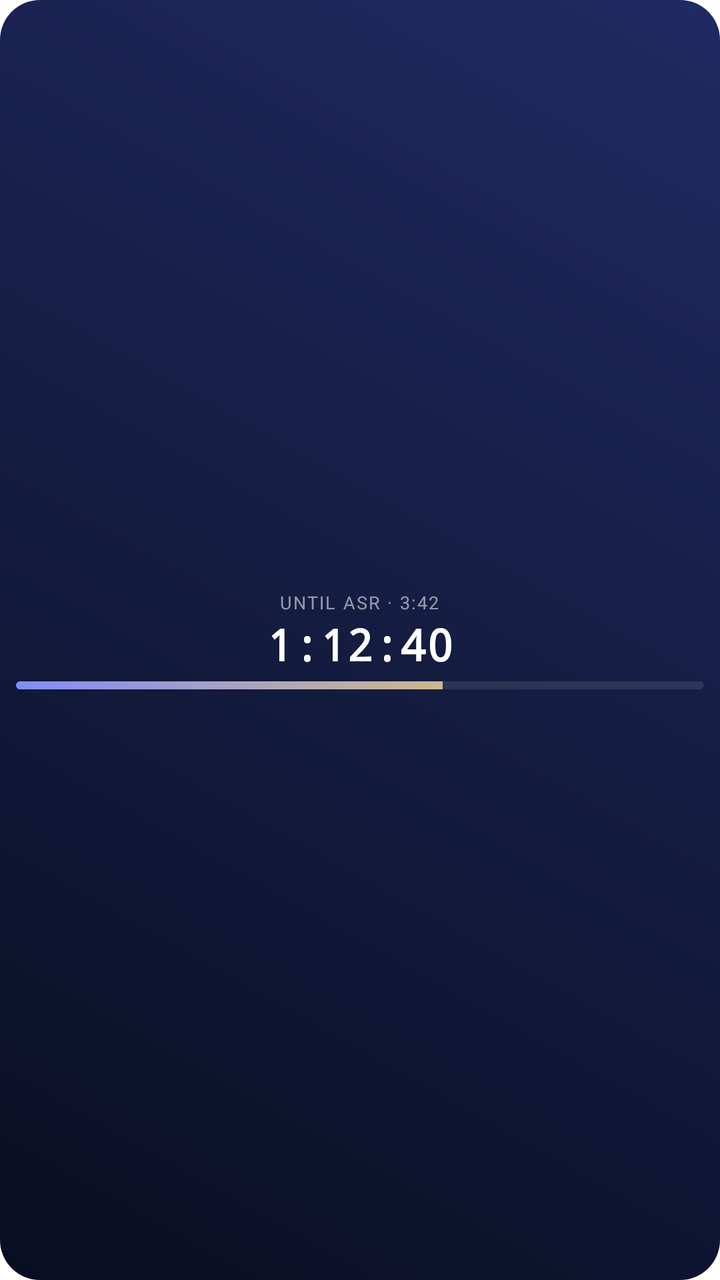
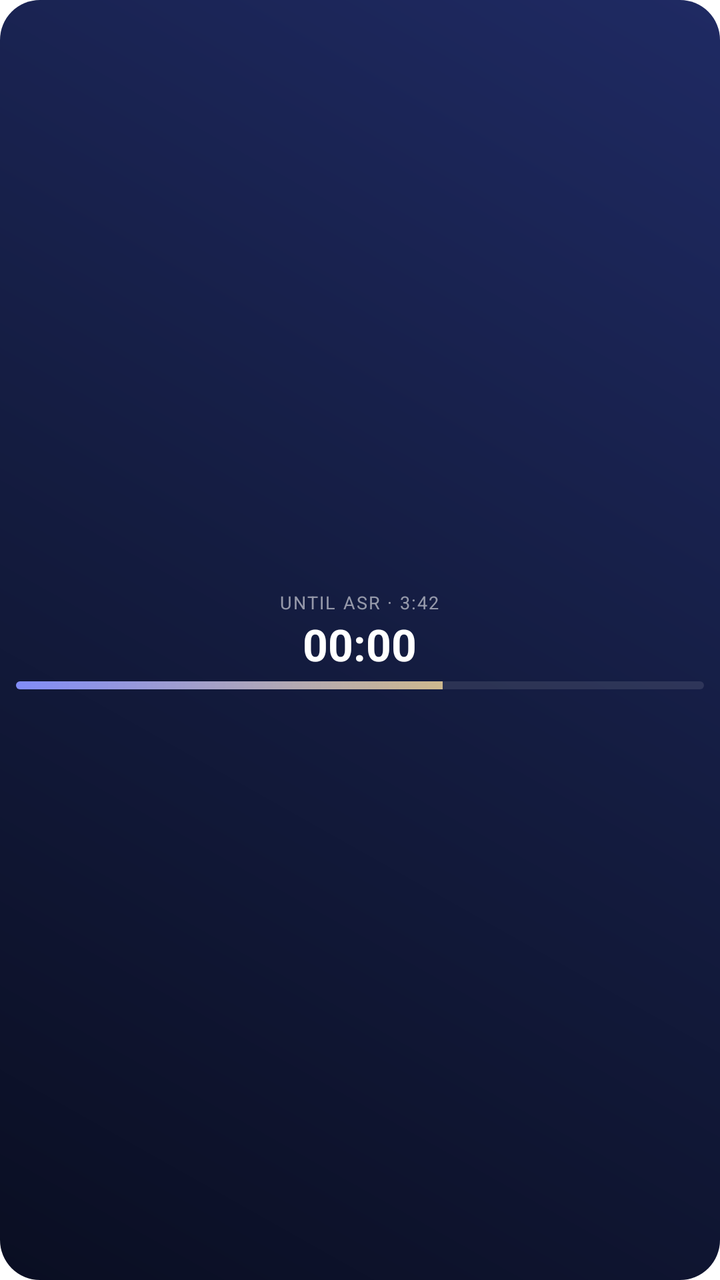

An Android layout rendered at two revisions. The XML below is the earlier revision; the diff shows what the commit changed to produce the second picture.
<!-- AndroidManifest.xml: another module's application theme Theme.meeqat_app -->
<!-- res/layout/widget_prayer_glance.xml -->
<?xml version="1.0" encoding="utf-8"?>
<LinearLayout xmlns:android="http://schemas.android.com/apk/res/android"
    android:id="@+id/widget_root"
    android:layout_width="match_parent"
    android:layout_height="match_parent"
    android:background="@drawable/widget_background"
    android:orientation="vertical"
    android:gravity="center"
    android:padding="8dp">

    <TextView
        android:id="@+id/until_label"
        android:layout_width="wrap_content"
        android:layout_height="wrap_content"
        android:text="UNTIL ASR · 3:42"
        android:textColor="#8CFFFFFF"
        android:textSize="9sp"
        android:textAllCaps="true"
        android:letterSpacing="0.08"
        android:maxLines="1"
        android:ellipsize="end" />

    <TextView
        android:id="@+id/countdown"
        android:layout_width="wrap_content"
        android:layout_height="wrap_content"
        android:text="1:12:40"
        android:textColor="#FFFFFFFF"
        android:textSize="22sp"
        android:textStyle="bold"
        android:fontFamily="monospace"
        android:maxLines="1" />

    <ProgressBar
        android:id="@+id/next_progress"
        style="?android:attr/progressBarStyleHorizontal"
        android:layout_width="match_parent"
        android:layout_height="4dp"
        android:layout_marginTop="4dp"
        android:max="100"
        android:progress="62"
        android:progressDrawable="@drawable/widget_progress" />

</LinearLayout>
<!-- resources referenced by this layout -->
<resources>
  <!-- drawable widget_background (drawable) -->
  <?xml version="1.0" encoding="utf-8"?>
  <shape xmlns:android="http://schemas.android.com/apk/res/android"
      android:shape="rectangle">
      <gradient
          android:type="linear"
          android:angle="225"
          android:startColor="#1f2a63"
          android:centerColor="#141c40"
          android:endColor="#0a0e22" />
      <corners android:radius="20dp" />
  </shape>
  <!-- drawable widget_progress (drawable) -->
  <?xml version="1.0" encoding="utf-8"?>
  <layer-list xmlns:android="http://schemas.android.com/apk/res/android">
      <item android:id="@android:id/background">
          <shape android:shape="rectangle">
              <solid android:color="#1AFFFFFF" />
              <corners android:radius="3dp" />
          </shape>
      </item>
      <item android:id="@android:id/progress">
          <clip>
              <shape android:shape="rectangle">
                  <gradient
                      android:angle="0"
                      android:startColor="#818CF8"
                      android:endColor="#FCD34D" />
                  <corners android:radius="3dp" />
              </shape>
          </clip>
      </item>
  </layer-list>
  <style name="Theme.meeqat_app" parent="Theme.MaterialComponents.DayNight.NoActionBar">
          
      </style>
</resources>

<!-- the commit's change to res/layout/widget_prayer_glance.xml (unified diff, before → after) -->
@@ -20,15 +20,18 @@
         android:maxLines="1"
         android:ellipsize="end" />
 
-    <TextView
+    
+    <Chronometer
         android:id="@+id/countdown"
         android:layout_width="wrap_content"
         android:layout_height="wrap_content"
+        android:countDown="true"
         android:text="1:12:40"
         android:textColor="#FFFFFFFF"
         android:textSize="22sp"
         android:textStyle="bold"
-        android:fontFamily="monospace"
+        android:fontFamily="sans-serif"
+        android:fontFeatureSettings="tnum"
         android:maxLines="1" />
 
     <ProgressBar
